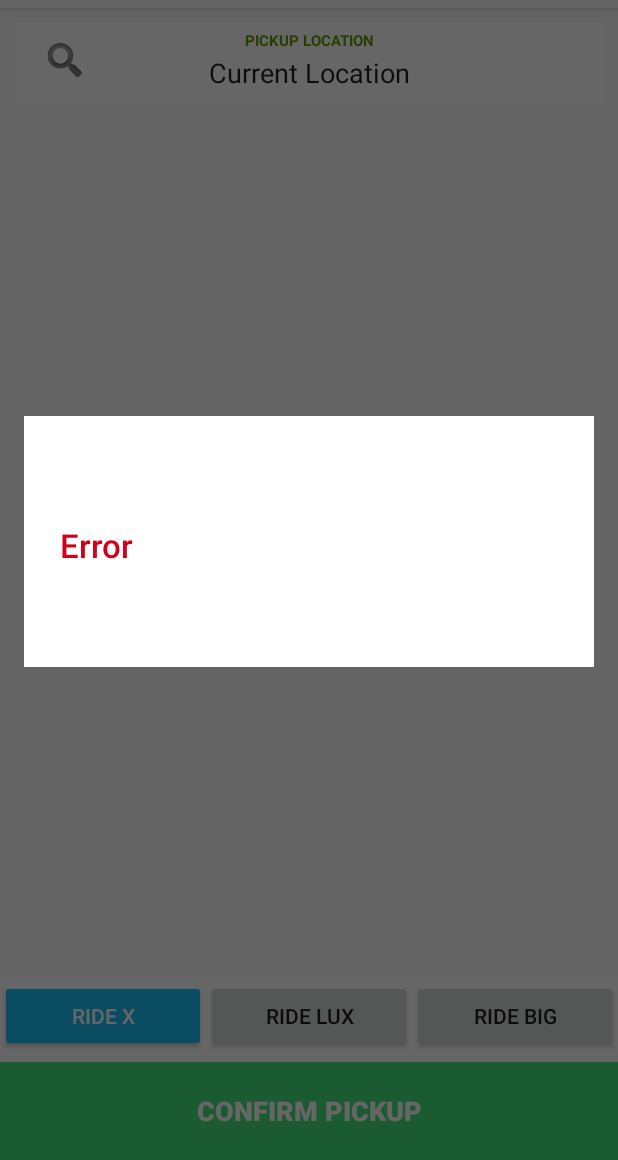
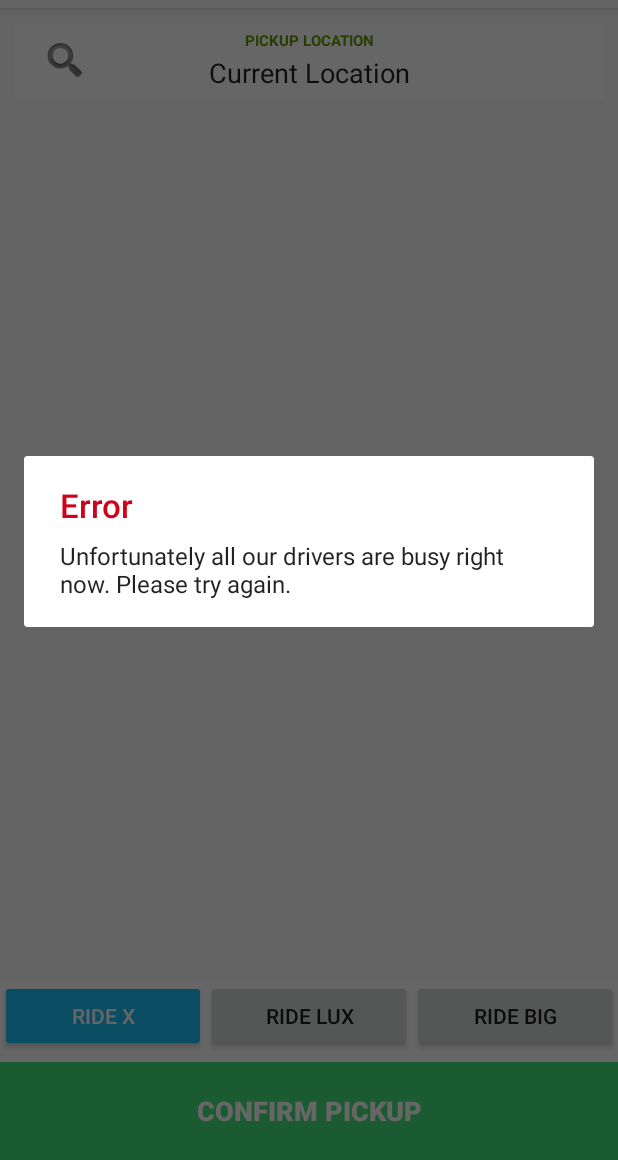
Before and after one commit to garethpaul/ride_up, an Android app: the screen it shows after launch (MainActivity), after a tap on "CONFIRM PICKUP", on a phone screen of 412 x 824 dp, the part 76-1236 px from its top. Run offline under Robolectric (Android 15) with nearby library versions, the phone set to English and light mode, and no system bars; libraries missing offline, so code that uses them is left out: com.foursquare.api, com.foursquare.placepicker, com.mapbox.mapboxsdk; plain views replace MapView; 7 statements that could not run were skipped.

Commit message:
use AppCompat alert dialog

```diff
--- a/app/src/main/java/com/foursquare/rideup/MainActivity.java
+++ b/app/src/main/java/com/foursquare/rideup/MainActivity.java
@@ -126,7 +126,7 @@ public class MainActivity extends AppCompatActivity {
     }
 
     private void requestRide() {
-        AlertDialog.Builder builder = new AlertDialog.Builder(new ContextThemeWrapper(this, R.style.AlertDialogCustom));
+        AlertDialog.Builder builder = new AlertDialog.Builder(this, R.style.AlertDialogCustom);
 
         builder.setMessage(R.string.driver_error)
                 .setTitle("Error");
--- a/app/src/main/res/values/alert_custom.xml
+++ b/app/src/main/res/values/alert_custom.xml
@@ -1,6 +1,6 @@
 <?xml version="1.0" encoding="utf-8"?>
 <resources>
-    <style name="AlertDialogCustom" parent="@android:style/Theme.Dialog">
+    <style name="AlertDialogCustom" parent="Theme.AppCompat.Light.Dialog.Alert">
         <item name="android:textColor">#D0021B</item>
         <item name="android:textSize">22dp</item>
     </style>
```
